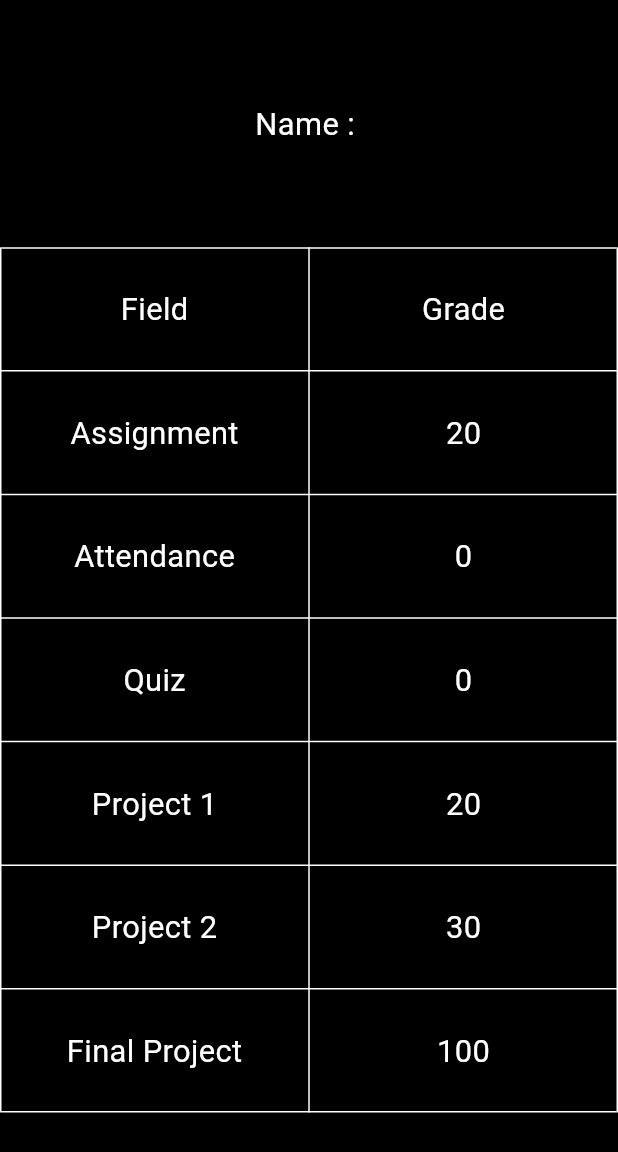
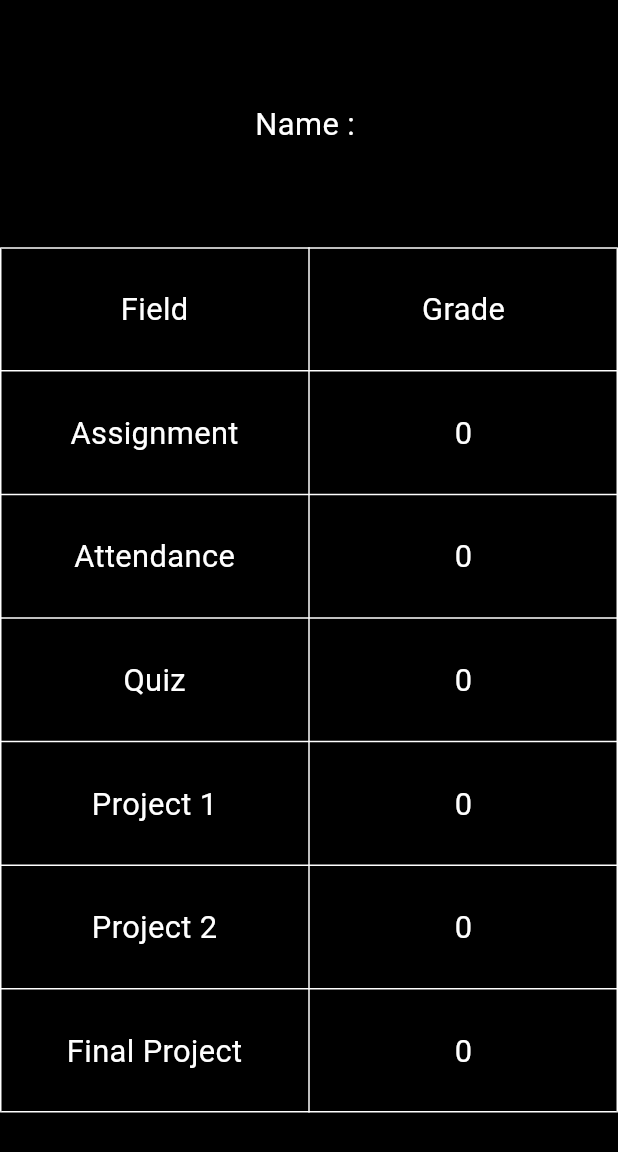
Before and after one commit to ibrahimMedhat-1/attendance_app, a Flutter app: the StudentDetails screen opened directly with empty values, after a tap on "Grades", on a phone screen of 412 x 824 dp. Shown: the top 1152 px of the screen. Run offline on Flutter 3.47's test engine with Material 2 defaults, Android fonts, the phone set to English and light mode, and no system bars; our stand-ins replace cloud_firestore, curved_navigation_bar, firebase_auth, firebase_core, flutter_bloc; missing offline and left inert: qr_code_scanner; accounts and stored records are empty.

Commit message:
add values to grades page

```diff
--- a/lib/instructor/view/features/in_student_features/grades_page/grades_page.dart
+++ b/lib/instructor/view/features/in_student_features/grades_page/grades_page.dart
@@ -4,10 +4,15 @@ class GradesPage extends StatelessWidget {
   final String studentName;
   final String quiz;
   final String attendance;
+  final String assignment;
+  final String project1;
+  final String project2;
+  final String finalProject;
 
   const GradesPage({
     super.key,
-    required this.studentName,required this.quiz,required this.attendance
+    required this.studentName,required this.quiz,required this.attendance,
+    required this.project2,required this.project1,required this.finalProject,required this.assignment
   });
 
   @override
@@ -59,9 +64,9 @@ class GradesPage extends StatelessWidget {
                     ),
                     SizedBox(
                       height: textHeight,
-                      child: const Center(
+                      child:  Center(
                           child: Text(
-                        '20',
+                        assignment,
                       )),
                     ),
                   ]),
@@ -107,9 +112,9 @@ class GradesPage extends StatelessWidget {
                     ),
                     SizedBox(
                       height: textHeight,
-                      child: const Center(
+                      child:  Center(
                           child: Text(
-                        '20',
+                        project1,
                       )),
                     ),
                   ]),
@@ -123,9 +128,9 @@ class GradesPage extends StatelessWidget {
                     ),
                     SizedBox(
                       height: textHeight,
-                      child: const Center(
+                      child:  Center(
                           child: Text(
-                        '30',
+                        project2,
                       )),
                     ),
                   ]),
@@ -139,9 +144,9 @@ class GradesPage extends StatelessWidget {
                     ),
                     SizedBox(
                       height: textHeight,
-                      child: const Center(
+                      child:  Center(
                           child: Text(
-                        '100',
+                        finalProject,
                       )),
                     ),
                   ]),
--- a/lib/instructor/view/features/in_student_features/student_details_page/student_details_page.dart
+++ b/lib/instructor/view/features/in_student_features/student_details_page/student_details_page.dart
@@ -142,6 +142,11 @@ class StudentDetails extends StatelessWidget {
                                                 studentName: student.name!,
                                                 quiz: student.totalGrades.toString(),
                                                 attendance: student.attendance.toString(),
+                                            project2: student.project2.toString(),
+                                            project1: student.project1.toString(),
+                                            finalProject: student.finalProject.toString(),
+                                            assignment: student.assignment.toString(),
+
                                               )));
                                 },
                                 text: 'Grades'),
```
